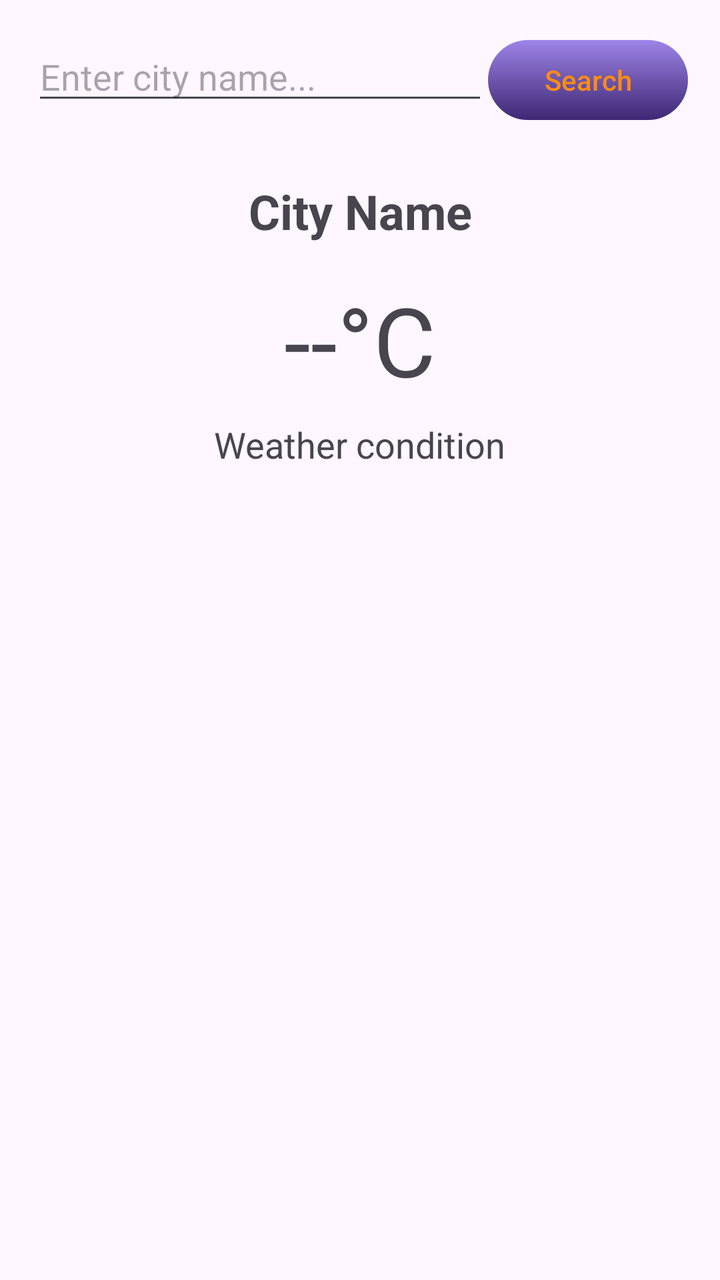
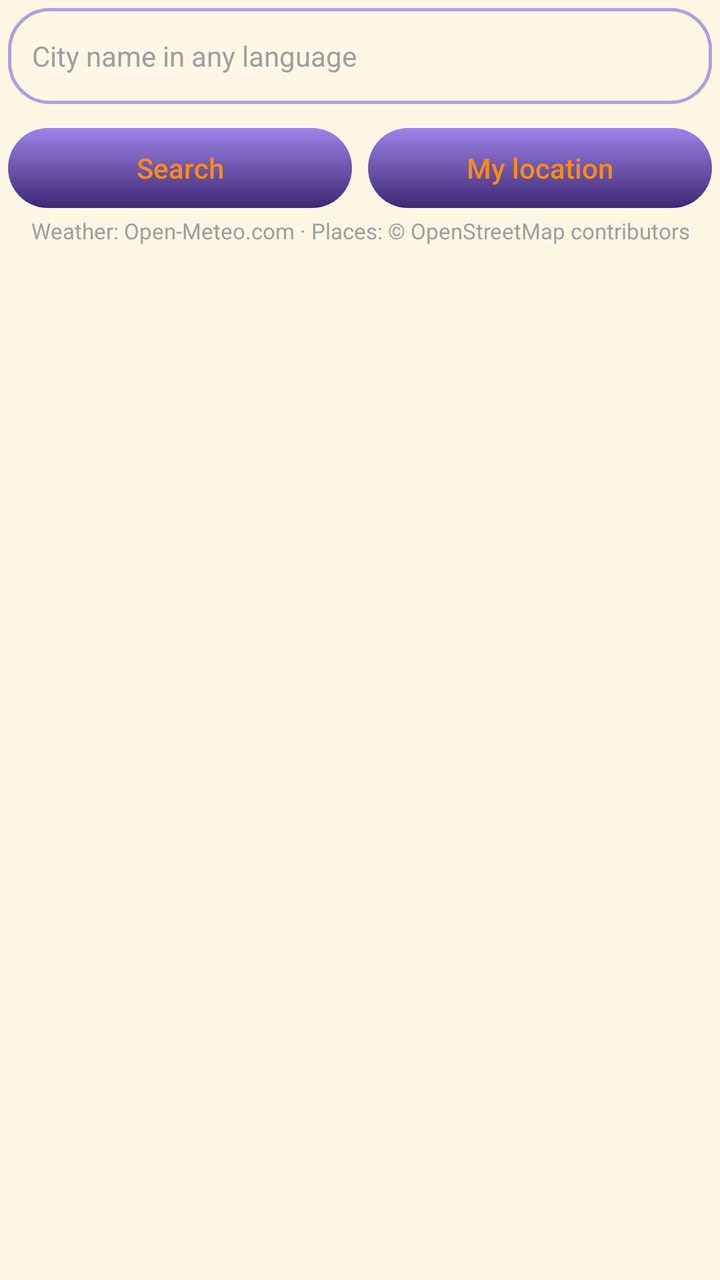

Compare the two renders of this Android layout. The source of the first and the diff that turns it into the second are given below.
<!-- AndroidManifest.xml: application theme Theme.MyAssistant -->
<!-- res/layout/fragment_weather.xml -->
<?xml version="1.0" encoding="utf-8"?>
<androidx.constraintlayout.widget.ConstraintLayout xmlns:android="http://schemas.android.com/apk/res/android"
    xmlns:app="http://schemas.android.com/apk/res-auto"
    android:layout_width="match_parent"
    android:layout_height="match_parent"
    android:padding="16dp">

    <EditText
        android:id="@+id/cityInput"
        android:layout_width="0dp"
        android:layout_height="wrap_content"
        android:hint="Enter city name..."
        android:inputType="text"
        app:layout_constraintEnd_toStartOf="@+id/getWeatherButton"
        app:layout_constraintHorizontal_bias="0.0"
        app:layout_constraintStart_toStartOf="parent"
        app:layout_constraintTop_toTopOf="parent" />

    <androidx.appcompat.widget.AppCompatButton
        android:id="@+id/getWeatherButton"
        android:layout_width="wrap_content"
        android:layout_height="wrap_content"
        android:layout_marginStart="8dp"
        android:background="@drawable/button_selector"
        android:minWidth="100dp"
        android:paddingStart="24dp"
        android:paddingEnd="24dp"
        android:stateListAnimator="@null"
        android:text="Search"
        android:textAllCaps="false"
        android:textColor="@color/text_color_btn"
        app:layout_constraintEnd_toEndOf="parent"
        app:layout_constraintTop_toTopOf="parent" />

    <TextView
        android:id="@+id/cityNameTextView"
        android:layout_width="wrap_content"
        android:layout_height="wrap_content"
        android:layout_marginTop="32dp"
        android:text="City Name"
        android:textSize="24sp"
        android:textStyle="bold"
        app:layout_constraintEnd_toEndOf="parent"
        app:layout_constraintStart_toStartOf="parent"
        app:layout_constraintTop_toBottomOf="@+id/cityInput" />

    <TextView
        android:id="@+id/temperatureTextView"
        android:layout_width="wrap_content"
        android:layout_height="wrap_content"
        android:layout_marginTop="16dp"
        android:text="--°C"
        android:textSize="48sp"
        app:layout_constraintEnd_toEndOf="parent"
        app:layout_constraintStart_toStartOf="parent"
        app:layout_constraintTop_toBottomOf="@+id/cityNameTextView" />

    <TextView
        android:id="@+id/weatherDescriptionTextView"
        android:layout_width="wrap_content"
        android:layout_height="wrap_content"
        android:layout_marginTop="8dp"
        android:text="Weather condition"
        android:textSize="18sp"
        app:layout_constraintEnd_toEndOf="parent"
        app:layout_constraintStart_toStartOf="parent"
        app:layout_constraintTop_toBottomOf="@+id/temperatureTextView" />

</androidx.constraintlayout.widget.ConstraintLayout>
<!-- resources referenced by this layout -->
<resources>
  <color name="text_color_btn">#FA8C16</color>
  <style name="Theme.MyAssistant" parent="Base.Theme.MyAssistant" />
  <color name="button_end">#3E2773</color>
  <color name="button_pressed_end">#6E5CA2</color>
  <color name="button_start">#9D84E8</color>
  <style name="MyAssistantMaterialSwitch" parent="Widget.Material3.CompoundButton.MaterialSwitch">
          <item name="thumbTint">@color/colorPrimary</item>
          <item name="trackTint">@color/switch_track</item>
      </style>
  <color name="md_primary">#6750A4</color>
  <color name="md_on_primary">#FFFFFF</color>
  <color name="md_background">#FEF7FF</color>
  <color name="md_surface">#FEF7FF</color>
  <color name="md_surface_container_lowest">#FFFFFF</color>
  <color name="md_surface_container_low">#F7F2FA</color>
  <color name="md_surface_container">#F3EDF7</color>
  <color name="md_surface_container_high">#ECE6F0</color>
  <color name="md_surface_container_highest">#E6E0E9</color>
  <color name="md_on_surface">#1D1B20</color>
  <color name="md_surface_variant">#E7E0EC</color>
  <color name="md_on_surface_variant">#49454F</color>
  <color name="md_outline">#79747E</color>
  <color name="colorPrimary">#3E2773</color>
  <color name="switch_track">#D1C4E9</color>
  <!-- unchanged entries left out for length: 2 -->
</resources>

<!-- the commit's change to res/layout/fragment_weather.xml (unified diff, before → after) -->
@@ -1,69 +1,263 @@
 <?xml version="1.0" encoding="utf-8"?>
-<androidx.constraintlayout.widget.ConstraintLayout xmlns:android="http://schemas.android.com/apk/res/android"
-    xmlns:app="http://schemas.android.com/apk/res-auto"
+<androidx.core.widget.NestedScrollView xmlns:android="http://schemas.android.com/apk/res/android"
     android:layout_width="match_parent"
     android:layout_height="match_parent"
-    android:padding="16dp">
-
-    <EditText
-        android:id="@+id/cityInput"
-        android:layout_width="0dp"
+    android:background="@color/background"
+    android:fillViewport="true">
+
+    <LinearLayout
+        android:layout_width="match_parent"
         android:layout_height="wrap_content"
-        android:hint="Enter city name..."
-        android:inputType="text"
-        app:layout_constraintEnd_toStartOf="@+id/getWeatherButton"
-        app:layout_constraintHorizontal_bias="0.0"
-        app:layout_constraintStart_toStartOf="parent"
-        app:layout_constraintTop_toTopOf="parent" />
-
-    <androidx.appcompat.widget.AppCompatButton
-        android:id="@+id/getWeatherButton"
-        android:layout_width="wrap_content"
-        android:layout_height="wrap_content"
-        android:layout_marginStart="8dp"
-        android:background="@drawable/button_selector"
-        android:minWidth="100dp"
-        android:paddingStart="24dp"
-        android:paddingEnd="24dp"
-        android:stateListAnimator="@null"
-        android:text="Search"
-        android:textAllCaps="false"
-        android:textColor="@color/text_color_btn"
-        app:layout_constraintEnd_toEndOf="parent"
-        app:layout_constraintTop_toTopOf="parent" />
-
-    <TextView
-        android:id="@+id/cityNameTextView"
-        android:layout_width="wrap_content"
-        android:layout_height="wrap_content"
-        android:layout_marginTop="32dp"
-        android:text="City Name"
-        android:textSize="24sp"
-        android:textStyle="bold"
-        app:layout_constraintEnd_toEndOf="parent"
-        app:layout_constraintStart_toStartOf="parent"
-        app:layout_constraintTop_toBottomOf="@+id/cityInput" />
-
-    <TextView
-        android:id="@+id/temperatureTextView"
-        android:layout_width="wrap_content"
-        android:layout_height="wrap_content"
-        android:layout_marginTop="16dp"
-        android:text="--°C"
-        android:textSize="48sp"
-        app:layout_constraintEnd_toEndOf="parent"
-        app:layout_constraintStart_toStartOf="parent"
-        app:layout_constraintTop_toBottomOf="@+id/cityNameTextView" />
-
-    <TextView
-        android:id="@+id/weatherDescriptionTextView"
-        android:layout_width="wrap_content"
-        android:layout_height="wrap_content"
-        android:layout_marginTop="8dp"
-        android:text="Weather condition"
-        android:textSize="18sp"
-        app:layout_constraintEnd_toEndOf="parent"
-        app:layout_constraintStart_toStartOf="parent"
-        app:layout_constraintTop_toBottomOf="@+id/temperatureTextView" />
-
-</androidx.constraintlayout.widget.ConstraintLayout>
+        android:orientation="vertical"
+        android:padding="4dp">
+
+        <EditText
+            android:id="@+id/cityInput"
+            android:layout_width="match_parent"
+            android:layout_height="48dp"
+            android:background="@drawable/bg_spinner"
+            android:hint="@string/weather_city_hint"
+            android:imeOptions="actionSearch"
+            android:importantForAutofill="no"
+            android:inputType="text"
+            android:maxLines="1"
+            android:paddingStart="12dp"
+            android:paddingEnd="12dp"
+            android:textColor="@color/text_color"
+            android:textColorHint="@color/text_muted"
+            android:textSize="14sp" />
+
+        <LinearLayout
+            android:layout_width="match_parent"
+            android:layout_height="wrap_content"
+            android:layout_marginTop="8dp"
+            android:orientation="horizontal">
+
+            <androidx.appcompat.widget.AppCompatButton
+                android:id="@+id/searchButton"
+                style="@style/Widget.MyAssistant.ScanButton"
+                android:layout_width="0dp"
+                android:layout_height="wrap_content"
+                android:layout_marginEnd="4dp"
+                android:layout_weight="1"
+                android:text="@string/weather_search" />
+
+            <androidx.appcompat.widget.AppCompatButton
+                android:id="@+id/myLocationButton"
+                style="@style/Widget.MyAssistant.ScanButton"
+                android:layout_width="0dp"
+                android:layout_height="wrap_content"
+                android:layout_marginStart="4dp"
+                android:layout_weight="1"
+                android:text="@string/weather_my_location" />
+        </LinearLayout>
+
+        <LinearLayout
+            android:id="@+id/accessPanel"
+            android:layout_width="match_parent"
+            android:layout_height="wrap_content"
+            android:layout_marginTop="8dp"
+            android:background="@drawable/bg_spinner_dropdown"
+            android:orientation="vertical"
+            android:padding="16dp"
+            android:visibility="gone">
+
+            <TextView
+                android:layout_width="match_parent"
+                android:layout_height="wrap_content"
+                android:text="@string/weather_location_needed"
+                android:textColor="@color/text_color"
+                android:textSize="14sp" />
+
+            <androidx.appcompat.widget.AppCompatButton
+                android:id="@+id/accessButton"
+                style="@style/Widget.MyAssistant.ScanButton"
+                android:layout_width="wrap_content"
+                android:layout_height="wrap_content"
+                android:layout_marginTop="8dp"
+                android:minWidth="100dp"
+                android:paddingStart="16dp"
+                android:paddingEnd="16dp" />
+        </LinearLayout>
+
+        <TextView
+            android:id="@+id/statusText"
+            android:layout_width="match_parent"
+            android:layout_height="wrap_content"
+            android:layout_marginTop="24dp"
+            android:gravity="center"
+            android:textColor="@color/text_color"
+            android:textSize="16sp"
+            android:visibility="gone" />
+
+        <LinearLayout
+            android:id="@+id/content"
+            android:layout_width="match_parent"
+            android:layout_height="wrap_content"
+            android:layout_marginTop="16dp"
+            android:gravity="center_horizontal"
+            android:orientation="vertical"
+            android:visibility="gone">
+
+            <TextView
+                android:id="@+id/cityName"
+                android:layout_width="wrap_content"
+                android:layout_height="wrap_content"
+                android:gravity="center"
+                android:textColor="@color/text_color"
+                android:textSize="26sp"
+                android:textStyle="bold" />
+
+            <TextView
+                android:id="@+id/countryName"
+                android:layout_width="wrap_content"
+                android:layout_height="wrap_content"
+                android:gravity="center"
+                android:textColor="@color/text_secondary"
+                android:textSize="16sp" />
+
+            <com.yurii.pavlenko.myassistant.weather.ui.PortholeView
+                android:id="@+id/porthole"
+                android:layout_width="260dp"
+                android:layout_height="260dp"
+                android:layout_marginTop="16dp" />
+
+            <TextView
+                android:id="@+id/temperature"
+                android:layout_width="wrap_content"
+                android:layout_height="wrap_content"
+                android:layout_marginTop="12dp"
+                android:textColor="@color/text_color"
+                android:textSize="48sp"
+                android:textStyle="bold" />
+
+            <TextView
+                android:id="@+id/description"
+                android:layout_width="wrap_content"
+                android:layout_height="wrap_content"
+                android:textColor="@color/text_color"
+                android:textSize="18sp" />
+
+            <TableLayout
+                android:layout_width="match_parent"
+                android:layout_height="wrap_content"
+                android:layout_marginTop="12dp"
+                android:background="@drawable/bg_spinner_dropdown"
+                android:padding="16dp"
+                android:stretchColumns="1">
+
+                <TableRow
+                    android:paddingTop="4dp"
+                    android:paddingBottom="4dp">
+
+                    <TextView
+                        android:text="@string/weather_feels_like"
+                        android:textColor="@color/text_secondary"
+                        android:textSize="14sp" />
+
+                    <TextView
+                        android:id="@+id/detailFeelsLike"
+                        android:gravity="end"
+                        android:textColor="@color/text_color"
+                        android:textSize="14sp"
+                        android:textStyle="bold" />
+                </TableRow>
+
+                <TableRow
+                    android:paddingTop="4dp"
+                    android:paddingBottom="4dp">
+
+                    <TextView
+                        android:text="@string/weather_humidity"
+                        android:textColor="@color/text_secondary"
+                        android:textSize="14sp" />
+
+                    <TextView
+                        android:id="@+id/detailHumidity"
+                        android:gravity="end"
+                        android:textColor="@color/text_color"
+                        android:textSize="14sp"
+                        android:textStyle="bold" />
+                </TableRow>
+
+                <TableRow
+                    android:paddingTop="4dp"
+                    android:paddingBottom="4dp">
+
+                    <TextView
+                        android:text="@string/weather_wind"
+                        android:textColor="@color/text_secondary"
+                        android:textSize="14sp" />
+
+                    <TextView
+                        android:id="@+id/detailWind"
+                        android:gravity="end"
+                        android:textColor="@color/text_color"
+                        android:textSize="14sp"
+                        android:textStyle="bold" />
+                </TableRow>
+
+                <TableRow
+                    android:paddingTop="4dp"
+                    android:paddingBottom="4dp">
+
+                    <TextView
+                        android:text="@string/weather_today_range"
+                        android:textColor="@color/text_secondary"
+                        android:textSize="14sp" />
+
+                    <TextView
+                        android:id="@+id/detailRange"
+                        android:gravity="end"
+                        android:textColor="@color/text_color"
+                        android:textSize="14sp"
+                        android:textStyle="bold" />
+                </TableRow>
+
+            </TableLayout>
+
+            <com.yurii.pavlenko.myassistant.weather.ui.PortholeView
+                android:id="@+id/moonWindow"
+                android:layout_width="180dp"
+                android:layout_height="180dp"
+                android:layout_marginTop="20dp" />
+
+            <TextView
+                android:id="@+id/moonCaption"
+                android:layout_width="wrap_content"
+                android:layout_height="wrap_content"
+                android:layout_marginTop="8dp"
+                android:textColor="@color/text_color"
+                android:textSize="16sp" />
+
+            <LinearLayout
+                android:layout_width="match_parent"
+                android:layout_height="wrap_content"
+                android:layout_marginTop="12dp"
+                android:layout_marginBottom="12dp"
+                android:gravity="end"
+                android:orientation="horizontal">
+
+                <androidx.appcompat.widget.AppCompatButton
+                    android:id="@+id/unitsButton"
+                    style="@style/Widget.MyAssistant.ScanButton"
+                    android:layout_width="wrap_content"
+                    android:layout_height="wrap_content"
+                    android:minWidth="100dp"
+                    android:paddingStart="16dp"
+                    android:paddingEnd="16dp"
+                    android:text="@string/weather_units" />
+            </LinearLayout>
+        </LinearLayout>
+
+        <TextView
+            android:layout_width="match_parent"
+            android:layout_height="wrap_content"
+            android:layout_marginBottom="12dp"
+            android:gravity="center"
+            android:text="@string/weather_attribution"
+            android:textColor="@color/text_muted"
+            android:textSize="11sp" />
+
+    </LinearLayout>
+</androidx.core.widget.NestedScrollView>
<!-- resource entries referenced after the edit -->
@@ -1,7 +1,54 @@
 <!-- resources referenced by this layout -->
 <resources>
+  <color name="background">#FFF7E6</color>
+  <color name="text_color">#3E2773</color>
+  <color name="text_muted">#9E9E9E</color>
+  <color name="text_secondary">#757575</color>
+  <!-- drawable bg_spinner (drawable) -->
+  <?xml version="1.0" encoding="utf-8"?>
+  <shape xmlns:android="http://schemas.android.com/apk/res/android"
+      android:shape="rectangle">
+  
+      <solid android:color="@android:color/transparent" />
+  
+      <stroke
+          android:width="1.5dp"
+          android:color="@color/outline" />
+  
+      <corners android:radius="20dp" />
+  </shape>
+  <!-- drawable bg_spinner_dropdown (drawable) -->
+  <?xml version="1.0" encoding="utf-8"?>
+  <shape xmlns:android="http://schemas.android.com/apk/res/android"
+      android:shape="rectangle">
+  
+      <solid android:color="@color/background" />
+  
+      <stroke
+          android:width="1.5dp"
+          android:color="@color/outline" />
+  
+      <corners android:radius="16dp" />
+  </shape>
+  <string name="weather_attribution">Weather: Open-Meteo.com · Places: © OpenStreetMap contributors</string>
+  <string name="weather_city_hint">City name in any language</string>
+  <string name="weather_feels_like">Feels like</string>
+  <string name="weather_humidity">Humidity</string>
+  <string name="weather_location_needed">Allow access to the approximate location to see the weather where you are, or search for a city.</string>
+  <string name="weather_my_location">My location</string>
+  <string name="weather_search">Search</string>
+  <string name="weather_today_range">Today</string>
+  <string name="weather_units">Units</string>
+  <string name="weather_wind">Wind</string>
+  <style name="Widget.MyAssistant.ScanButton" parent="Widget.AppCompat.Button">
+          <item name="android:background">@drawable/button_selector</item>
+          <item name="android:textColor">@color/text_color_btn</item>
+          <item name="android:textAllCaps">false</item>
+          <item name="android:stateListAnimator">@null</item>
+      </style>
   <color name="text_color_btn">#FA8C16</color>
   <style name="Theme.MyAssistant" parent="Base.Theme.MyAssistant" />
+  <color name="outline">#B39DDB</color>
   <color name="button_end">#3E2773</color>
   <color name="button_pressed_end">#6E5CA2</color>
   <color name="button_start">#9D84E8</color>
